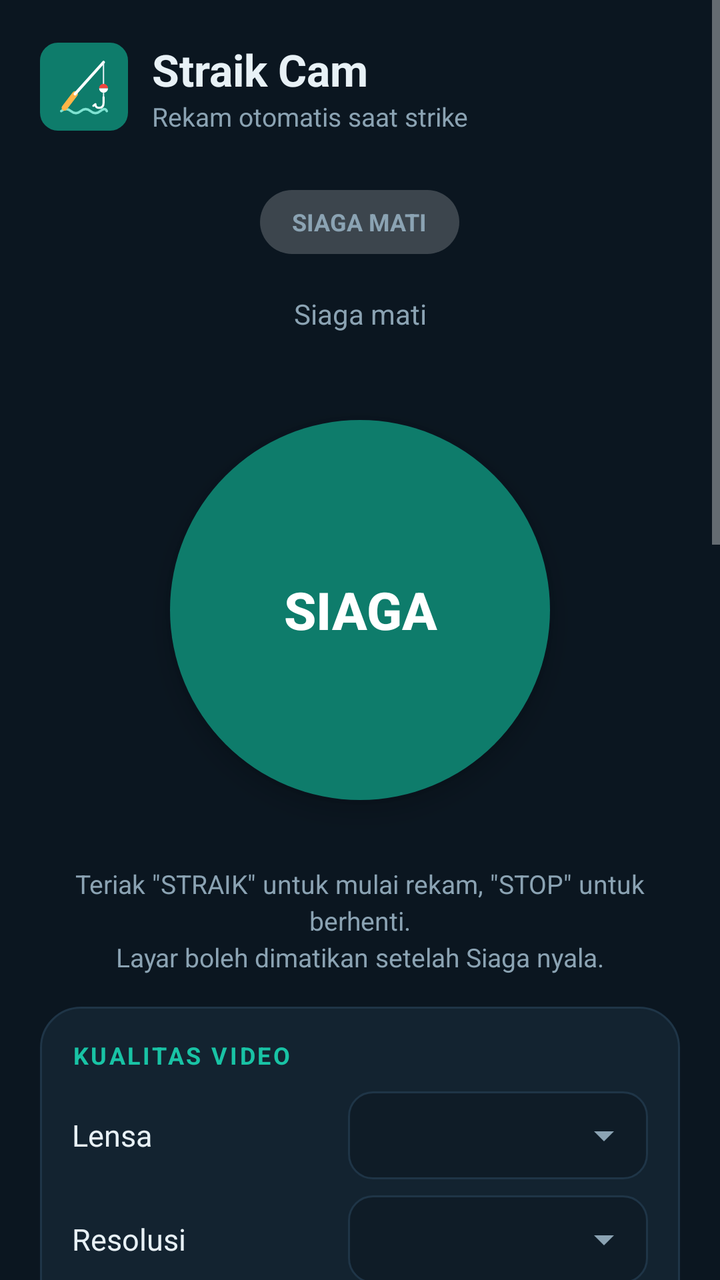
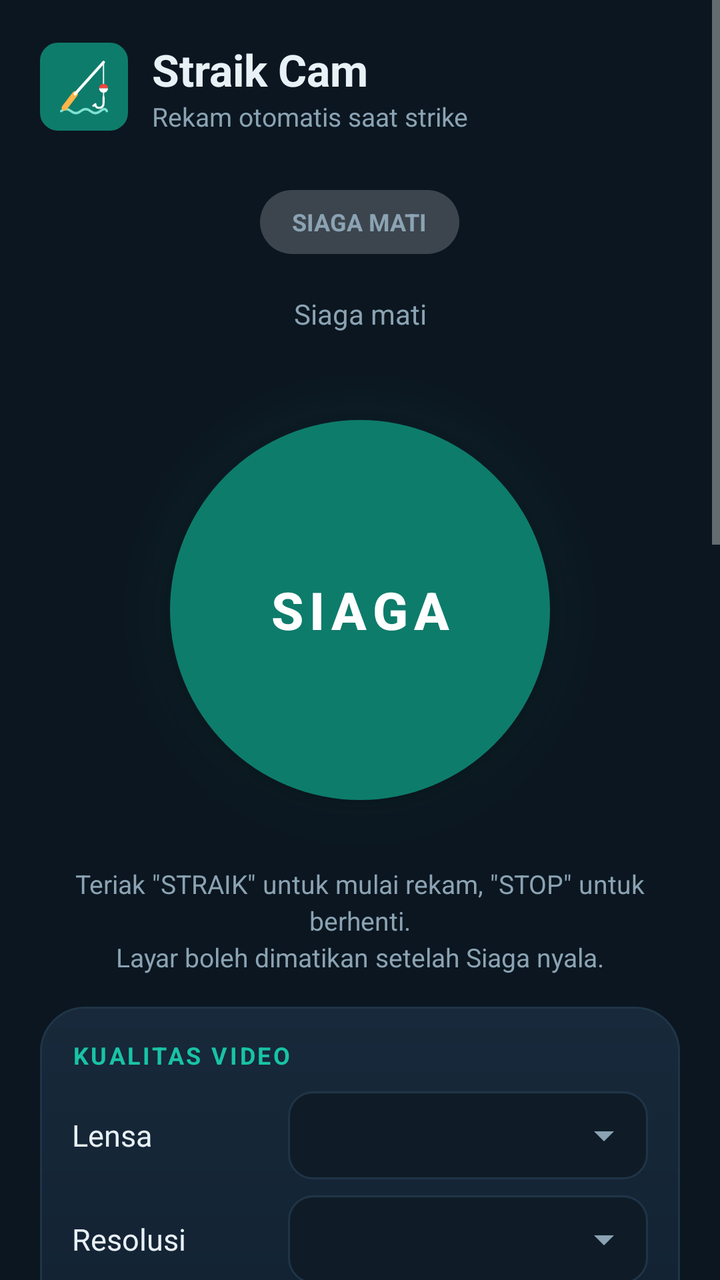

Before-and-after screenshots of an Android layout around one commit, followed by the original layout XML and the change that was made.
<!-- AndroidManifest.xml: application theme Theme.StraikCam -->
<!-- res/layout/activity_main.xml -->
<?xml version="1.0" encoding="utf-8"?>
<ScrollView xmlns:android="http://schemas.android.com/apk/res/android"
    android:layout_width="match_parent"
    android:layout_height="match_parent"
    android:background="@color/bg"
    android:fillViewport="true"
    android:overScrollMode="never">

    <LinearLayout
        android:layout_width="match_parent"
        android:layout_height="wrap_content"
        android:orientation="vertical"
        android:padding="20dp">

        <LinearLayout
            android:layout_width="match_parent"
            android:layout_height="wrap_content"
            android:gravity="center_vertical"
            android:orientation="horizontal">

            <ImageView
                android:layout_width="44dp"
                android:layout_height="44dp"
                android:src="@drawable/ic_logo" />

            <LinearLayout
                android:layout_width="0dp"
                android:layout_height="wrap_content"
                android:layout_marginStart="12dp"
                android:layout_weight="1"
                android:orientation="vertical">

                <TextView
                    android:layout_width="wrap_content"
                    android:layout_height="wrap_content"
                    android:text="Straik Cam"
                    android:textColor="@color/text"
                    android:textSize="22sp"
                    android:textStyle="bold" />

                <TextView
                    android:layout_width="wrap_content"
                    android:layout_height="wrap_content"
                    android:text="Rekam otomatis saat strike"
                    android:textColor="@color/muted"
                    android:textSize="13sp" />
            </LinearLayout>

            <TextView
                android:id="@+id/tvVersion"
                android:layout_width="wrap_content"
                android:layout_height="wrap_content"
                android:textColor="@color/muted"
                android:textSize="12sp" />
        </LinearLayout>

        <TextView
            android:id="@+id/crashInfo"
            android:layout_width="match_parent"
            android:layout_height="wrap_content"
            android:layout_marginTop="16dp"
            android:background="@drawable/bg_crash"
            android:padding="14dp"
            android:textColor="#FFFF8A80"
            android:textIsSelectable="true"
            android:textSize="11sp"
            android:visibility="gone" />

        <Button
            android:id="@+id/btnCrashClose"
            android:layout_width="wrap_content"
            android:layout_height="40dp"
            android:layout_marginTop="6dp"
            android:background="@drawable/bg_btn_secondary"
            android:paddingStart="16dp"
            android:paddingEnd="16dp"
            android:stateListAnimator="@null"
            android:text="Tutup log crash"
            android:textAllCaps="false"
            android:textColor="@color/accent"
            android:textSize="13sp"
            android:visibility="gone" />

        <TextView
            android:id="@+id/statePill"
            android:layout_width="wrap_content"
            android:layout_height="32dp"
            android:layout_gravity="center_horizontal"
            android:layout_marginTop="28dp"
            android:background="@drawable/bg_pill"
            android:backgroundTint="#33FFFFFF"
            android:gravity="center"
            android:paddingStart="16dp"
            android:paddingEnd="16dp"
            android:text="SIAGA MATI"
            android:textColor="@color/muted"
            android:textSize="12sp"
            android:textStyle="bold" />

        <TextView
            android:id="@+id/status"
            android:layout_width="match_parent"
            android:layout_height="wrap_content"
            android:layout_marginTop="10dp"
            android:gravity="center"
            android:minHeight="40dp"
            android:text="Siaga mati"
            android:textColor="@color/muted"
            android:textSize="14sp" />

        <FrameLayout
            android:layout_width="240dp"
            android:layout_height="240dp"
            android:layout_gravity="center_horizontal"
            android:layout_marginTop="8dp">

            <View
                android:id="@+id/ring"
                android:layout_width="200dp"
                android:layout_height="200dp"
                android:layout_gravity="center"
                android:background="@drawable/bg_ring"
                android:backgroundTint="@color/accent"
                android:visibility="invisible" />

            <Button
                android:id="@+id/btnStandby"
                android:layout_width="190dp"
                android:layout_height="190dp"
                android:layout_gravity="center"
                android:background="@drawable/bg_main_button"
                android:backgroundTint="@color/accent_dark"
                android:elevation="8dp"
                android:stateListAnimator="@null"
                android:text="SIAGA"
                android:textColor="#FFFFFFFF"
                android:textSize="26sp"
                android:textStyle="bold" />
        </FrameLayout>

        <TextView
            android:layout_width="match_parent"
            android:layout_height="wrap_content"
            android:layout_marginTop="8dp"
            android:gravity="center"
            android:lineSpacingExtra="3dp"
            android:text="Teriak &quot;STRAIK&quot; untuk mulai rekam, &quot;STOP&quot; untuk berhenti.\nLayar boleh dimatikan setelah Siaga nyala."
            android:textColor="@color/muted"
            android:textSize="13sp" />

        <TextView
            android:id="@+id/settingsNote"
            android:layout_width="match_parent"
            android:layout_height="wrap_content"
            android:layout_marginTop="16dp"
            android:gravity="center"
            android:text="Matikan Siaga dulu untuk mengubah video dan pre-roll."
            android:textColor="@color/warn"
            android:textSize="13sp"
            android:visibility="gone" />

        <LinearLayout
            android:layout_width="match_parent"
            android:layout_height="wrap_content"
            android:layout_marginTop="16dp"
            android:background="@drawable/bg_card"
            android:orientation="vertical"
            android:padding="16dp">

            <TextView
                android:layout_width="match_parent"
                android:layout_height="wrap_content"
                android:layout_marginBottom="6dp"
                android:letterSpacing="0.1"
                android:text="KUALITAS VIDEO"
                android:textColor="@color/accent"
                android:textSize="12sp"
                android:textStyle="bold" />

        <LinearLayout
            android:layout_width="match_parent"
            android:layout_height="wrap_content"
            android:gravity="center_vertical"
            android:orientation="horizontal"
            android:paddingTop="4dp"
            android:paddingBottom="4dp">

            <TextView
                android:layout_width="0dp"
                android:layout_height="wrap_content"
                android:layout_weight="1"
                android:text="Lensa"
                android:textColor="@color/text"
                android:textSize="15sp" />

            <Spinner
                android:id="@+id/spinLens"
                android:layout_width="150dp"
                android:layout_height="44dp"
                android:background="@drawable/bg_field"
                android:paddingStart="8dp"
                android:popupBackground="@color/card" />
        </LinearLayout>

        <LinearLayout
            android:layout_width="match_parent"
            android:layout_height="wrap_content"
            android:gravity="center_vertical"
            android:orientation="horizontal"
            android:paddingTop="4dp"
            android:paddingBottom="4dp">

            <TextView
                android:layout_width="0dp"
                android:layout_height="wrap_content"
                android:layout_weight="1"
                android:text="Resolusi"
                android:textColor="@color/text"
                android:textSize="15sp" />

            <Spinner
                android:id="@+id/spinResolution"
                android:layout_width="150dp"
                android:layout_height="44dp"
                android:background="@drawable/bg_field"
                android:paddingStart="8dp"
                android:popupBackground="@color/card" />
        </LinearLayout>
        <LinearLayout
            android:layout_width="match_parent"
            android:layout_height="wrap_content"
            android:gravity="center_vertical"
            android:orientation="horizontal"
            android:paddingTop="4dp"
            android:paddingBottom="4dp">

            <TextView
                android:layout_width="0dp"
                android:layout_height="wrap_content"
                android:layout_weight="1"
                android:text="Frame rate"
                android:textColor="@color/text"
                android:textSize="15sp" />

            <Spinner
                android:id="@+id/spinFps"
                android:layout_width="150dp"
                android:layout_height="44dp"
                android:background="@drawable/bg_field"
                android:paddingStart="8dp"
                android:popupBackground="@color/card" />
        </LinearLayout>
        </LinearLayout>

        <LinearLayout
            android:layout_width="match_parent"
            android:layout_height="wrap_content"
            android:layout_marginTop="16dp"
            android:background="@drawable/bg_card"
            android:orientation="vertical"
            android:padding="16dp">

            <TextView
                android:layout_width="match_parent"
                android:layout_height="wrap_content"
                android:layout_marginBottom="6dp"
                android:letterSpacing="0.1"
                android:text="MODE REKAM"
                android:textColor="@color/accent"
                android:textSize="12sp"
                android:textStyle="bold" />

        <Switch
            android:id="@+id/chkPreRoll"
            android:layout_width="match_parent"
            android:layout_height="48dp"
            android:text="Pre-roll 30 detik"
            android:textColor="@color/text"
            android:textSize="15sp"
            android:thumbTint="@color/switch_thumb"
            android:trackTint="@color/switch_track" />
            <TextView
                android:layout_width="match_parent"
                android:layout_height="wrap_content"
                android:layout_marginTop="2dp"
                android:paddingEnd="64dp"
                android:text="Simpan 30 detik sebelum straik. Kamera menyala terus, jadi lebih boros baterai dan HP lebih hangat."
                android:textColor="@color/muted"
                android:textSize="12sp" />
        <Switch
            android:id="@+id/chkStabilize"
            android:layout_width="match_parent"
            android:layout_height="48dp"
            android:text="Stabilizer video"
            android:textColor="@color/text"
            android:textSize="15sp"
            android:thumbTint="@color/switch_thumb"
            android:trackTint="@color/switch_track" />

        <TextView
            android:layout_width="match_parent"
            android:layout_height="wrap_content"
            android:layout_marginTop="2dp"
            android:paddingEnd="64dp"
            android:text="Meredam goyangan HP. Gambar bisa sedikit lebih sempit."
            android:textColor="@color/muted"
            android:textSize="12sp" />

        </LinearLayout>

        <LinearLayout
            android:layout_width="match_parent"
            android:layout_height="wrap_content"
            android:layout_marginTop="16dp"
            android:background="@drawable/bg_card"
            android:orientation="vertical"
            android:padding="16dp">

            <TextView
                android:layout_width="match_parent"
                android:layout_height="wrap_content"
                android:layout_marginBottom="6dp"
                android:letterSpacing="0.1"
                android:text="NOTIFIKASI REKAM"
                android:textColor="@color/accent"
                android:textSize="12sp"
                android:textStyle="bold" />

        <Switch
            android:id="@+id/chkSound"
            android:layout_width="match_parent"
            android:layout_height="48dp"
            android:text="Nada mulai dan berhenti"
            android:textColor="@color/text"
            android:textSize="15sp"
            android:thumbTint="@color/switch_thumb"
            android:trackTint="@color/switch_track" />
        <Switch
            android:id="@+id/chkVibrate"
            android:layout_width="match_parent"
            android:layout_height="48dp"
            android:text="Getar mulai dan berhenti"
            android:textColor="@color/text"
            android:textSize="15sp"
            android:thumbTint="@color/switch_thumb"
            android:trackTint="@color/switch_track" />
        <Button
            android:id="@+id/btnTestTone"
            android:layout_width="match_parent"
            android:layout_height="48dp"
            android:layout_marginTop="8dp"
            android:background="@drawable/bg_btn_secondary"
            android:stateListAnimator="@null"
            android:text="Coba nada"
            android:textAllCaps="false"
            android:textColor="@color/accent"
            android:textSize="14sp" />
        </LinearLayout>

        <LinearLayout
            android:layout_width="match_parent"
            android:layout_height="wrap_content"
            android:layout_marginTop="16dp"
            android:background="@drawable/bg_card"
            android:orientation="vertical"
            android:padding="16dp">

            <TextView
                android:layout_width="match_parent"
                android:layout_height="wrap_content"
                android:layout_marginBottom="6dp"
                android:letterSpacing="0.1"
                android:text="INFO KAMERA"
                android:textColor="@color/accent"
                android:textSize="12sp"
                android:textStyle="bold" />

            <TextView
                android:id="@+id/camInfo"
                android:layout_width="match_parent"
                android:layout_height="wrap_content"
                android:fontFamily="monospace"
                android:lineSpacingExtra="2dp"
                android:textColor="@color/muted"
                android:textIsSelectable="true"
                android:textSize="11sp" />
        </LinearLayout>

        <LinearLayout
            android:layout_width="match_parent"
            android:layout_height="wrap_content"
            android:layout_marginTop="16dp"
            android:background="@drawable/bg_card"
            android:orientation="vertical"
            android:padding="16dp">

            <TextView
                android:layout_width="match_parent"
                android:layout_height="wrap_content"
                android:layout_marginBottom="6dp"
                android:letterSpacing="0.1"
                android:text="APLIKASI"
                android:textColor="@color/accent"
                android:textSize="12sp"
                android:textStyle="bold" />

            <TextView
                android:id="@+id/updateInfo"
                android:layout_width="match_parent"
                android:layout_height="wrap_content"
                android:gravity="center"
                android:paddingBottom="4dp"
                android:textColor="@color/accent"
                android:textSize="13sp"
                android:visibility="gone" />
        <Button
            android:id="@+id/btnUpdate"
            android:layout_width="match_parent"
            android:layout_height="48dp"
            android:layout_marginTop="0dp"
            android:background="@drawable/bg_btn_secondary"
            android:stateListAnimator="@null"
            android:text="Cek update"
            android:textAllCaps="false"
            android:textColor="@color/accent"
            android:textSize="14sp" />
        <Button
            android:id="@+id/btnBattery"
            android:layout_width="match_parent"
            android:layout_height="48dp"
            android:layout_marginTop="8dp"
            android:background="@drawable/bg_btn_secondary"
            android:stateListAnimator="@null"
            android:text="Atur penghemat baterai"
            android:textAllCaps="false"
            android:textColor="@color/accent"
            android:textSize="14sp" />
        </LinearLayout>

        <TextView
            android:layout_width="match_parent"
            android:layout_height="wrap_content"
            android:layout_marginTop="20dp"
            android:layout_marginBottom="8dp"
            android:gravity="center"
            android:text="Video tersimpan di Movies/StraikCam"
            android:textColor="@color/off"
            android:textSize="12sp" />
    </LinearLayout>
</ScrollView>
<!-- resources referenced by this layout -->
<resources>
  <color name="accent">#FF19C3A5</color>
  <color name="accent_dark">#FF0E7C6B</color>
  <color name="bg">#FF0B1620</color>
  <color name="card">#FF132330</color>
  <color name="muted">#FF8BA3B3</color>
  <color name="off">#FF3A5266</color>
  <color name="text">#FFE8F1F6</color>
  <color name="warn">#FFFFB547</color>
  <!-- drawable bg_card (drawable) -->
  <?xml version="1.0" encoding="utf-8"?>
  <shape xmlns:android="http://schemas.android.com/apk/res/android" android:shape="rectangle">
      <solid android:color="@color/card" />
      <corners android:radius="20dp" />
      <stroke android:width="1dp" android:color="@color/stroke" />
  </shape>
  <!-- drawable bg_crash (drawable) -->
  <?xml version="1.0" encoding="utf-8"?>
  <shape xmlns:android="http://schemas.android.com/apk/res/android" android:shape="rectangle">
      <solid android:color="#FF2A1618" />
      <corners android:radius="16dp" />
      <stroke android:width="1dp" android:color="#FF6B2A2E" />
  </shape>
  <!-- drawable bg_main_button (drawable) -->
  <?xml version="1.0" encoding="utf-8"?>
  <ripple xmlns:android="http://schemas.android.com/apk/res/android" android:color="#33FFFFFF">
      <item>
          <shape android:shape="oval">
              <solid android:color="#FFFFFFFF" />
          </shape>
      </item>
  </ripple>
  <!-- drawable bg_pill (drawable) -->
  <?xml version="1.0" encoding="utf-8"?>
  <shape xmlns:android="http://schemas.android.com/apk/res/android" android:shape="rectangle">
      <solid android:color="#FFFFFFFF" />
      <corners android:radius="50dp" />
  </shape>
  <!-- drawable bg_ring (drawable) -->
  <?xml version="1.0" encoding="utf-8"?>
  <shape xmlns:android="http://schemas.android.com/apk/res/android" android:shape="oval">
      <solid android:color="#00000000" />
      <stroke android:width="4dp" android:color="#FFFFFFFF" />
  </shape>
  <style name="Theme.StraikCam" parent="android:Theme.Material.NoActionBar">
          <item name="android:windowBackground">@color/bg</item>
          <item name="android:statusBarColor">@color/bg</item>
          <item name="android:navigationBarColor">@color/bg</item>
          <item name="android:colorAccent">@color/accent</item>
      </style>
  <color name="stroke">#FF1F3547</color>
  <color name="field">#FF0F1C27</color>
  <!-- drawable ic_arrow_down (drawable) -->
  <?xml version="1.0" encoding="utf-8"?>
  <vector xmlns:android="http://schemas.android.com/apk/res/android"
      android:width="24dp" android:height="24dp" android:viewportWidth="24" android:viewportHeight="24">
      <path android:fillColor="#FF8BA3B3" android:pathData="M7,10l5,5l5,-5z" />
  </vector>
  <!-- unchanged entries left out for length: 4 -->
</resources>

<!-- the commit's change to res/layout/activity_main.xml (unified diff, before → after) -->
@@ -115,6 +115,12 @@
             android:layout_marginTop="8dp">
 
             <View
+                android:layout_width="240dp"
+                android:layout_height="240dp"
+                android:layout_gravity="center"
+                android:background="@drawable/bg_glow" />
+
+            <View
                 android:id="@+id/ring"
                 android:layout_width="200dp"
                 android:layout_height="200dp"
@@ -130,9 +136,11 @@
                 android:layout_gravity="center"
                 android:background="@drawable/bg_main_button"
                 android:backgroundTint="@color/accent_dark"
-                android:elevation="8dp"
+                android:elevation="10dp"
+                android:foreground="@drawable/fg_main_button"
                 android:stateListAnimator="@null"
                 android:text="SIAGA"
+                android:letterSpacing="0.12"
                 android:textColor="#FFFFFFFF"
                 android:textSize="26sp"
                 android:textStyle="bold" />
@@ -195,7 +203,7 @@
 
             <Spinner
                 android:id="@+id/spinLens"
-                android:layout_width="150dp"
+                android:layout_width="180dp"
                 android:layout_height="44dp"
                 android:background="@drawable/bg_field"
                 android:paddingStart="8dp"
@@ -220,7 +228,7 @@
 
             <Spinner
                 android:id="@+id/spinResolution"
-                android:layout_width="150dp"
+                android:layout_width="180dp"
                 android:layout_height="44dp"
                 android:background="@drawable/bg_field"
                 android:paddingStart="8dp"
@@ -244,7 +252,7 @@
 
             <Spinner
                 android:id="@+id/spinFps"
-                android:layout_width="150dp"
+                android:layout_width="180dp"
                 android:layout_height="44dp"
                 android:background="@drawable/bg_field"
                 android:paddingStart="8dp"
<!-- resource entries referenced after the edit -->
@@ -11,8 +11,9 @@
   <!-- drawable bg_card (drawable) -->
   <?xml version="1.0" encoding="utf-8"?>
   <shape xmlns:android="http://schemas.android.com/apk/res/android" android:shape="rectangle">
-      <solid android:color="@color/card" />
-      <corners android:radius="20dp" />
+      <gradient android:type="linear" android:angle="270"
+          android:startColor="#FF17293A" android:endColor="#FF112030" />
+      <corners android:radius="22dp" />
       <stroke android:width="1dp" android:color="@color/stroke" />
   </shape>
   <!-- drawable bg_crash (drawable) -->
@@ -21,6 +22,16 @@
       <solid android:color="#FF2A1618" />
       <corners android:radius="16dp" />
       <stroke android:width="1dp" android:color="#FF6B2A2E" />
+  </shape>
+  <!-- drawable bg_glow (drawable) -->
+  <?xml version="1.0" encoding="utf-8"?>
+  <shape xmlns:android="http://schemas.android.com/apk/res/android" android:shape="oval">
+      <gradient
+          android:type="radial"
+          android:gradientRadius="120dp"
+          android:startColor="#3319C3A5"
+          android:centerColor="#1419C3A5"
+          android:endColor="#0019C3A5" />
   </shape>
   <!-- drawable bg_main_button (drawable) -->
   <?xml version="1.0" encoding="utf-8"?>
@@ -43,6 +54,25 @@
       <solid android:color="#00000000" />
       <stroke android:width="4dp" android:color="#FFFFFFFF" />
   </shape>
+  <!-- drawable fg_main_button (drawable) -->
+  <?xml version="1.0" encoding="utf-8"?>
+  <ripple xmlns:android="http://schemas.android.com/apk/res/android" android:color="#33FFFFFF">
+      <item>
+          <layer-list>
+              <item>
+                  <shape android:shape="oval">
+                      <gradient android:type="linear" android:angle="90"
+                          android:startColor="#00FFFFFF" android:endColor="#2EFFFFFF" />
+                  </shape>
+              </item>
+              <item android:top="10dp" android:bottom="10dp" android:left="10dp" android:right="10dp">
+                  <shape android:shape="oval">
+                      <stroke android:width="2dp" android:color="#55FFFFFF" />
+                  </shape>
+              </item>
+          </layer-list>
+      </item>
+  </ripple>
   <style name="Theme.StraikCam" parent="android:Theme.Material.NoActionBar">
           <item name="android:windowBackground">@color/bg</item>
           <item name="android:statusBarColor">@color/bg</item>
